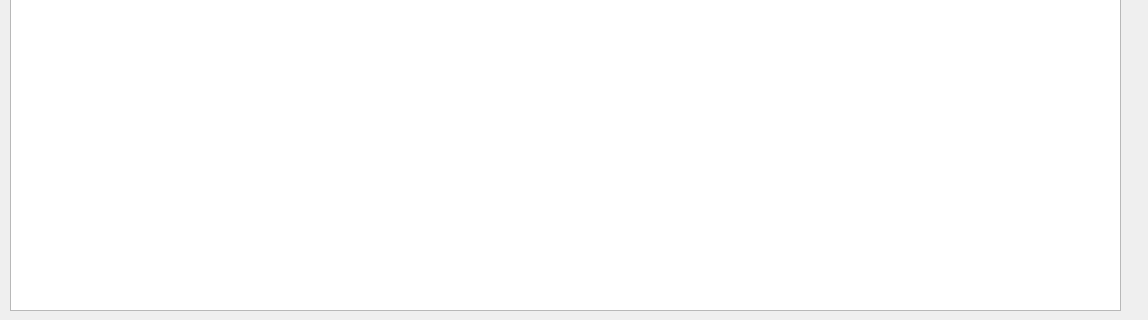
Before: the Qt Designer form search.ui in duule/LMS, drawn with Qt 5; both pictures show x 0 to 1148 and y 320 to 640 of the 1148 by 640 pixel window.
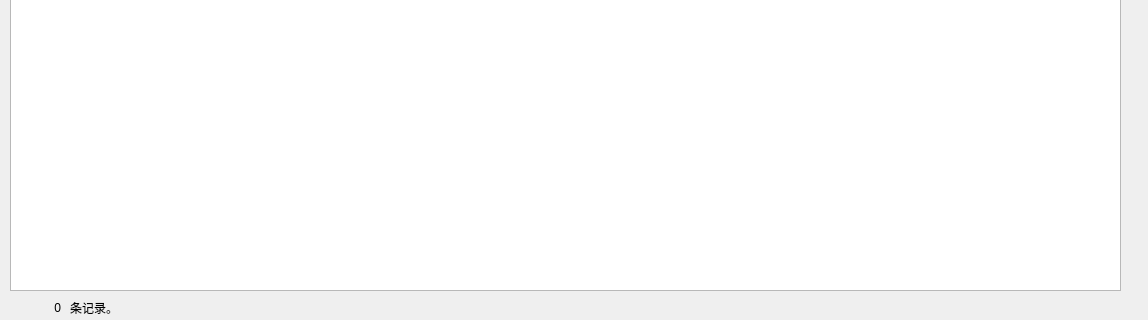
After: the same form once the commit is applied.

```diff
--- a/search.ui
+++ b/search.ui
@@ -180,10 +180,39 @@
      <x>10</x>
      <y>70</y>
      <width>1111</width>
-     <height>561</height>
+     <height>541</height>
     </rect>
    </property>
   </widget>
+  <widget class="QLabel" name="label_4">
+   <property name="geometry">
+    <rect>
+     <x>70</x>
+     <y>620</y>
+     <width>59</width>
+     <height>16</height>
+    </rect>
+   </property>
+   <property name="text">
+    <string>条记录。</string>
+   </property>
+  </widget>
+  <widget class="QLabel" name="lb_count">
+   <property name="geometry">
+    <rect>
+     <x>20</x>
+     <y>620</y>
+     <width>41</width>
+     <height>16</height>
+    </rect>
+   </property>
+   <property name="text">
+    <string>0</string>
+   </property>
+   <property name="alignment">
+    <set>Qt::AlignRight|Qt::AlignTrailing|Qt::AlignVCenter</set>
+   </property>
+  </widget>
  </widget>
  <resources/>
  <connections/>
```
